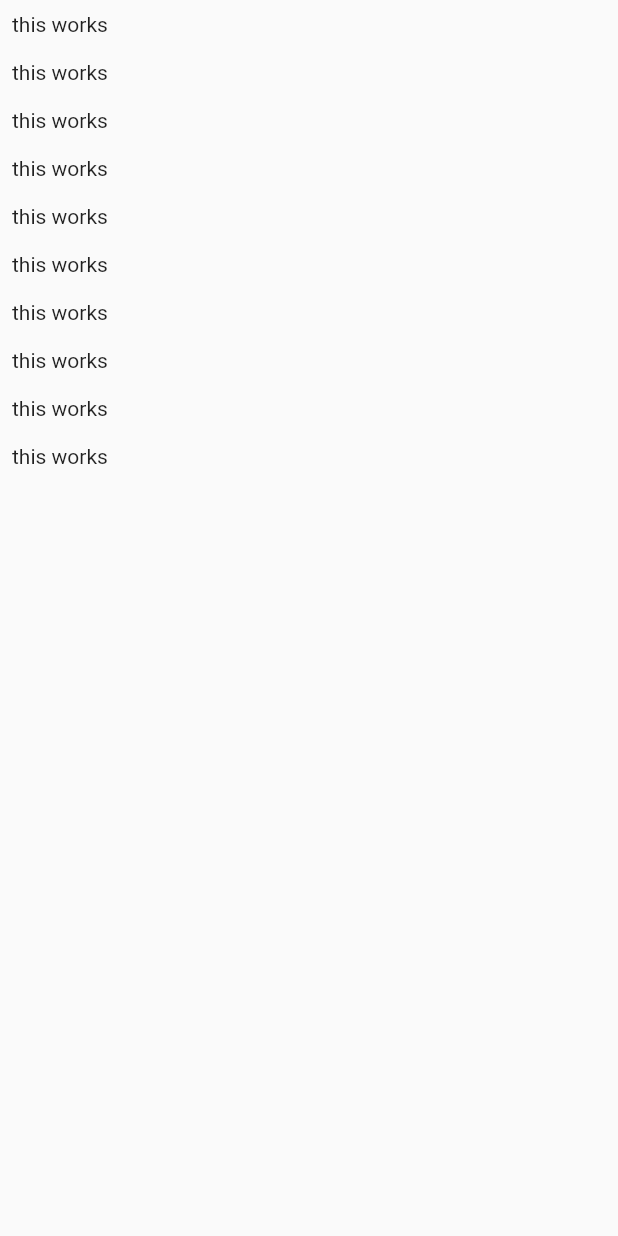
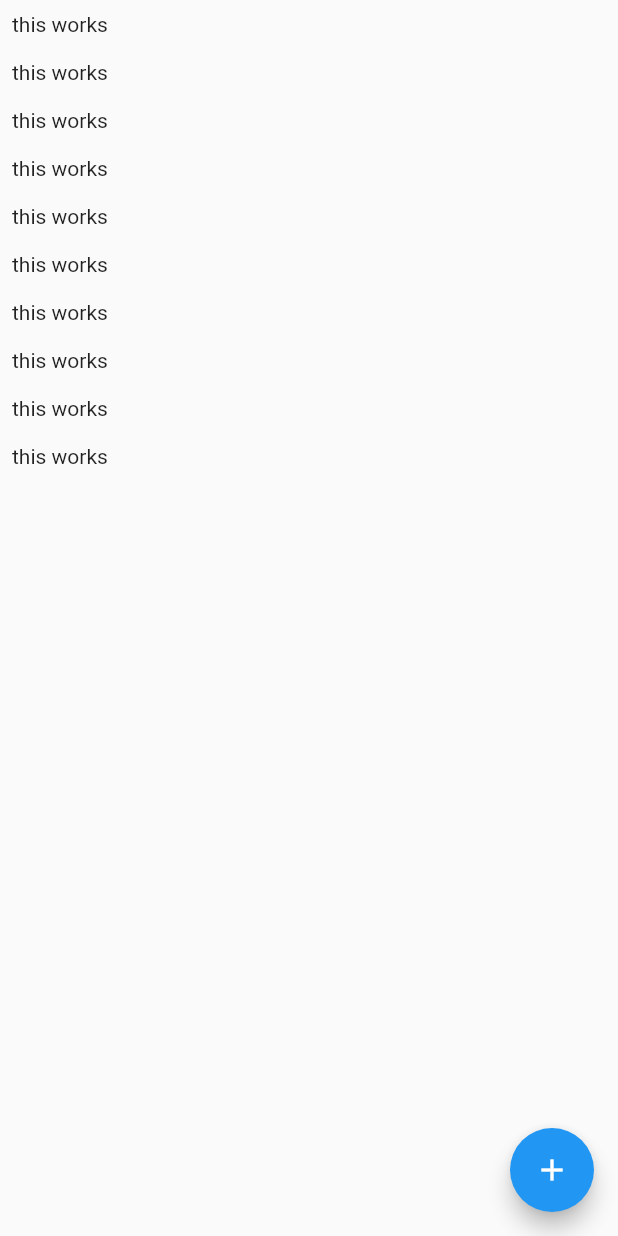
Before and after one commit to mahdibouaziz/flutter_chat_app, a Flutter app: the screen it shows after launch, on a phone screen of 412 x 824 dp. Run offline on Flutter 3.47's test engine with Material 2 defaults, Android fonts, the phone set to English and light mode, and no system bars; our stand-ins replace cloud_firestore, firebase_core; accounts and stored records are empty.

Commit message:
getting started with flutter sdk

```diff
--- a/lib/main.dart
+++ b/lib/main.dart
@@ -1,3 +1,4 @@
+import 'package:firebase_core/firebase_core.dart';
 import 'package:flutter/material.dart';
 import 'package:flutter_chat_app/screens/chat_screen.dart';
 
@@ -16,7 +17,15 @@ class MyApp extends StatelessWidget {
       theme: ThemeData(
         primarySwatch: Colors.blue,
       ),
-      home: const ChatScreen(),
+      home: FutureBuilder(
+        future: Firebase.initializeApp(),
+        builder: (context, snapshot) {
+          if (snapshot.connectionState == ConnectionState.done) {
+            return const ChatScreen();
+          }
+          return const CircularProgressIndicator();
+        },
+      ),
     );
   }
 }
--- a/lib/screens/chat_screen.dart
+++ b/lib/screens/chat_screen.dart
@@ -1,4 +1,5 @@
 import 'package:flutter/material.dart';
+import 'package:cloud_firestore/cloud_firestore.dart';
 
 class ChatScreen extends StatelessWidget {
   const ChatScreen({Key? key}) : super(key: key);
@@ -13,6 +14,17 @@ class ChatScreen extends StatelessWidget {
           child: const Text('this works'),
         ),
       ),
+      floatingActionButton: FloatingActionButton(
+        child: const Icon(Icons.add),
+        onPressed: () {
+          FirebaseFirestore.instance
+              .collection('chats/b6meY4wKbuVH0NHoG64r/messages')
+              .snapshots()
+              .listen((data) {
+            print(data.docs[0]['text']);
+          });
+        },
+      ),
     );
   }
 }
--- a/pubspec.yaml
+++ b/pubspec.yaml
@@ -34,6 +34,8 @@ dependencies:
   # The following adds the Cupertino Icons font to your application.
   # Use with the CupertinoIcons class for iOS style icons.
   cupertino_icons: ^1.0.2
+  cloud_firestore: ^3.1.12
+  firebase_core: ^1.14.1
 
 dev_dependencies:
   flutter_test:
```
Also changed, not shown: pubspec.lock, 1 other file.
